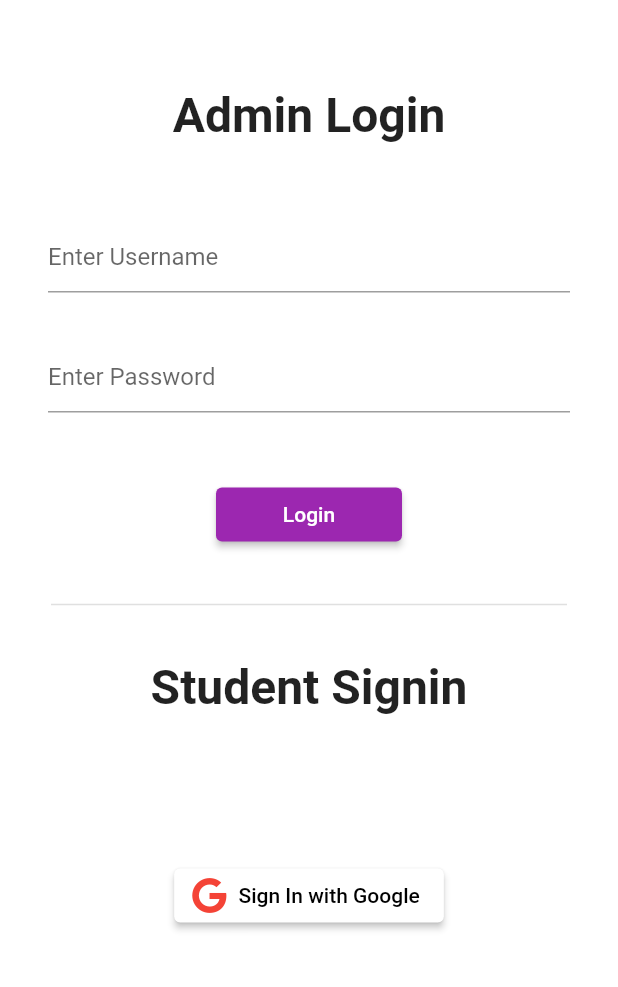
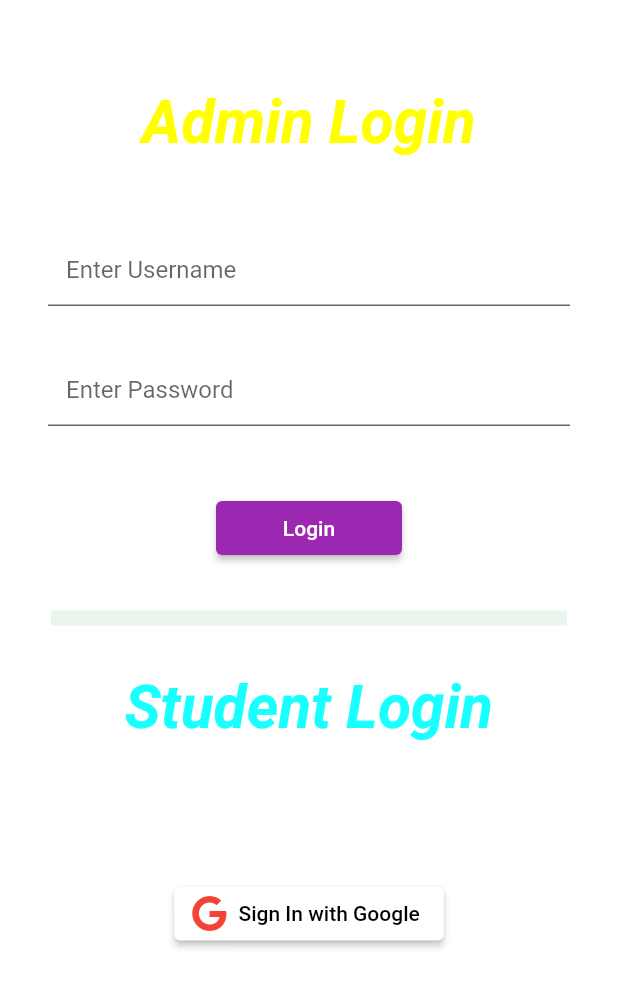
Before and after one commit to pranav3229/SUTT_TASK2, a Flutter app: the screen it shows after launch, on a phone screen of 412 x 824 dp. Shown: the top 987 px of the screen. Run offline on Flutter 3.47's test engine with Material 2 defaults, Android fonts, the phone set to English and light mode, and no system bars; drawn by our look-alikes of animated_background, shimmer; our stand-ins replace cloud_firestore, firebase_auth, firebase_core, fluttertoast, font_awesome_flutter, google_sign_in; accounts and stored records are empty.

Commit message:
good development

```diff
--- a/lib/screens/homepage_students.dart
+++ b/lib/screens/homepage_students.dart
@@ -28,7 +28,7 @@ class _Homepage_studState extends State<Homepage_stud> {
                 stream: FirebaseAuth.instance.authStateChanges(),
                 builder:(context,snapshot){
                   if(snapshot.connectionState==ConnectionState.waiting){
-                    return Center(child: CircularProgressIndicator(),);
+                    return Center(child: CircularProgressIndicator(color: Colors.white,),);
                   }
                   else if(snapshot.hasData)
                   {
--- a/lib/screens/loginpage.dart
+++ b/lib/screens/loginpage.dart
@@ -6,10 +6,13 @@ import 'package:library_success/main.dart';
 import 'package:library_success/screens/homepage.dart';
 import 'package:library_success/screens/homepage_students.dart';
 import 'package:library_success/screens/logged_in_widget_students.dart';
+import 'package:library_success/services/atoms.dart';
 import 'package:library_success/services/database.dart';
 import 'package:library_success/services/global_variables.dart';
 import 'package:library_success/services/google_sign_in.dart';
 import 'package:provider/provider.dart';
+import 'package:animated_background/animated_background.dart';
+import 'package:shimmer/shimmer.dart';
 
 import '../services/post_service.dart';
 // import 'globals.dart' as globals;
@@ -18,9 +21,10 @@ class LoginPage extends StatefulWidget {
 
   @override
   State<LoginPage> createState() => _LoginPageState();
+
 }
 
-class _LoginPageState extends State<LoginPage> {
+class _LoginPageState extends State<LoginPage>with TickerProviderStateMixin {
 
   // bool b=false;
   // bool a=false;
@@ -96,7 +100,15 @@ class _LoginPageState extends State<LoginPage> {
           //   backgroundColor: Colors.purple,
           //   title: Text('Login'),
           // ),
-          body: Padding(
+          body: AnimatedBackground(
+            behaviour: ChildFlySpaceBehaviour(
+              // direction: LineDirection.Ltr,
+              // numLines: 50,
+            ),
+
+              vsync: this,
+
+            child: Padding(
               padding: const EdgeInsets.all(16.0),
               child: SingleChildScrollView(
                 child: Column(
@@ -106,11 +118,22 @@ class _LoginPageState extends State<LoginPage> {
                   children: <Widget>[
 
                     SizedBox(height:42),
+                    Text(
+                      'Admin Login',
+                      textAlign: TextAlign.center,
+                      style: TextStyle(
+                        fontStyle: FontStyle.italic,
+                        color: Colors.yellowAccent,
+                        fontSize: 40.0,
+                        fontWeight: FontWeight.bold,
+                      ),
+                    ),
 
-                  Text('Admin Login',style: TextStyle(
-                    fontSize: 32,
-                    fontWeight: FontWeight.bold,
-                  ),),
+                    // Text('Admin Login',style: TextStyle(
+                    //   color: Colors.,
+                    //   fontSize: 32,
+                    //   fontWeight: FontWeight.bold,
+                    // ),),
                     SizedBox(height:35),
                     Padding(
                       padding: const EdgeInsets.all(16.0),
@@ -121,6 +144,8 @@ class _LoginPageState extends State<LoginPage> {
                           usernme=value;
                         },
                         decoration: InputDecoration(
+                          filled:true,
+                          fillColor: Colors.white,
                           hintText: 'Enter Username'
                         ),
                       ),
@@ -133,6 +158,8 @@ class _LoginPageState extends State<LoginPage> {
                           _password=value;
                         },
                         decoration: InputDecoration(
+                          filled:true,
+                            fillColor: Colors.white,
                             hintText: 'Enter Password'
                         ),
                       ),
@@ -153,13 +180,14 @@ class _LoginPageState extends State<LoginPage> {
 
                           ),
                           onPressed: ()async{
+
                             Map<String,dynamic> data={
                               "username": usernme,
                               "password": _password,
                             };
 
                             String res = await PostService().createPost(data);
-                          res=="Success"? Fluttertoast.showToast(msg: "Post created"):Fluttertoast.showToast(msg: "Post not created");
+                            res=="Success"? Fluttertoast.showToast(msg: "Post created"):Fluttertoast.showToast(msg: "Logging In");
 
                             void initState() {
 
@@ -191,19 +219,30 @@ class _LoginPageState extends State<LoginPage> {
                       ],
                     ),
                     SizedBox(height:28),
-                  Divider(
-                    thickness: 1,
+                    Shimmer.fromColors(
+                      baseColor: Colors.green,
+                      highlightColor: Colors.black,
+                      child: Divider(
+
+                        thickness: 10,
                         indent: 18,
                         endIndent: 18,
                         // height: 350,
 
                       ),
+                    ),
                     SizedBox(height:28),
-                  Text('Student Signin',style: TextStyle(
-                    fontSize: 32,
+                    Text(
+                      'Student Login',
+                      textAlign: TextAlign.center,
+                      style: TextStyle(
+                        fontStyle: FontStyle.italic,
+                        color: Colors.cyanAccent,
+                        fontSize: 40.0,
                         fontWeight: FontWeight.bold,
-                  ),),
-                  SizedBox(height:96),
+                      ),
+                    ),
+                    SizedBox(height:90),
 
 
                     ElevatedButton.icon(
@@ -241,6 +280,7 @@ class _LoginPageState extends State<LoginPage> {
             ),
           ),
         ),
+      ),
     );
   }
 }
--- a/lib/services/global_variables.dart
+++ b/lib/services/global_variables.dart
@@ -4,4 +4,5 @@ class global{
   static var b=false;
   static var isChecked=false;
   static var issue=false;
+  static var uuu=true;
 }
--- a/pubspec.yaml
+++ b/pubspec.yaml
@@ -23,6 +23,9 @@ dependencies:
   cloud_firestore: ^3.1.17
   http: ^0.13.4
   fluttertoast: ^8.0.9
+  animated_background: ^2.0.0
+  shimmer: ^2.0.0
+  html: ^0.15.0
 
 
 dev_dependencies:
```
Also changed, not shown: lib/screens/homepage.dart (+11 -2 lines), lib/screens/logged_in_widget_students.dart (+57 -14 lines), lib/services/add_data.dart (+9 -3 lines), lib/services/userinfo_students.dart (+61 -2 lines), pubspec.lock. Lines whose indentation alone changed are shown as unchanged.
